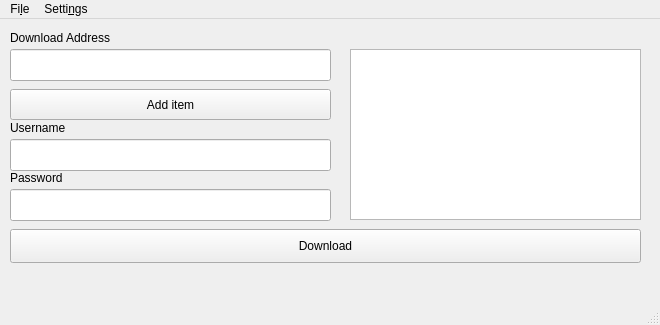
First picture: the form in mainwindow.ui, repository jonathan46000/crude-wget-gui, before the edit.
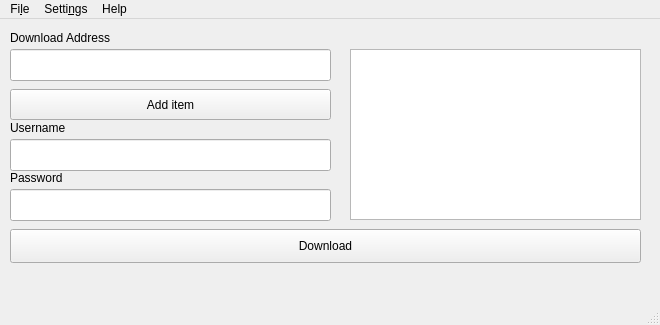
Second picture: the form after the edit. Icons and pictures are not drawn.

Commit message: Added about section

What changed in the file:
```diff
--- a/mainwindow.ui
+++ b/mainwindow.ui
@@ -153,8 +153,16 @@
     </property>
     <addaction name="actionDefault_path"/>
    </widget>
+   <widget class="QMenu" name="menuHelp">
+    <property name="title">
+     <string>Help</string>
+    </property>
+    <addaction name="actionAbout"/>
+    <addaction name="actionREADME"/>
+   </widget>
    <addaction name="menuFile"/>
    <addaction name="menuSettings"/>
+   <addaction name="menuHelp"/>
   </widget>
   <widget class="QStatusBar" name="statusBar"/>
   <action name="actionExit">
```
Left out of the diff: 12 changed lines with no effect on the pictures. The commit also changes 2 other files.
